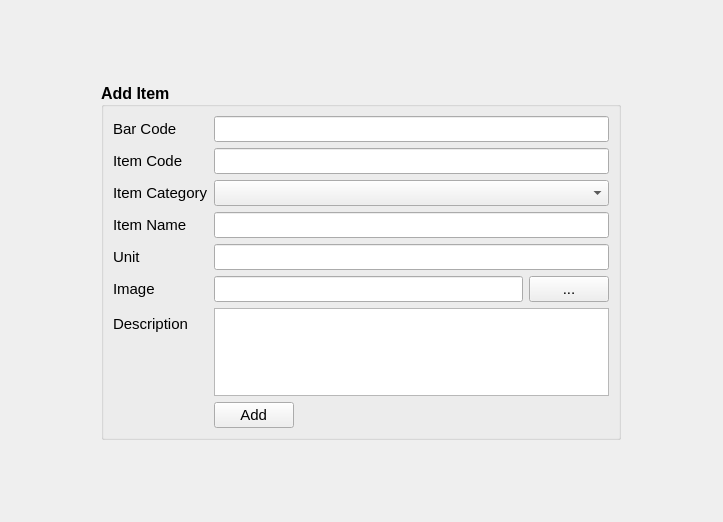
The window that estorecpp/additemwidget.ui (Watti/estorecpp) describes before a commit, drawn with Qt 5.
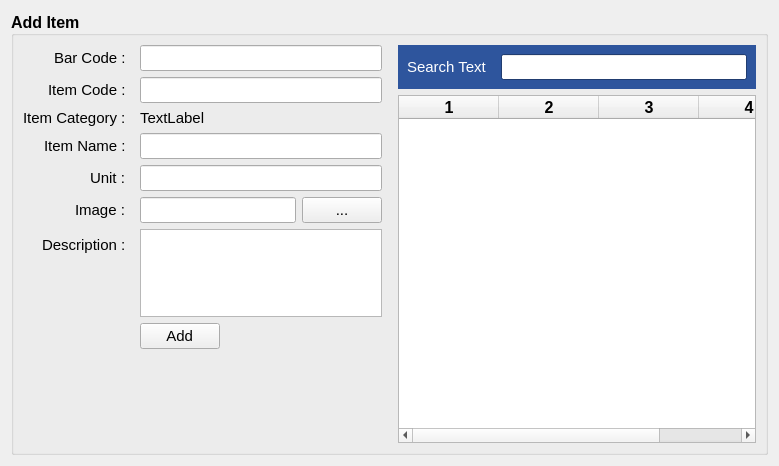
The same window after the commit.

Commit message: item category combo removed

Patch:
```diff
--- a/estorecpp/additemwidget.ui
+++ b/estorecpp/additemwidget.ui
@@ -6,8 +6,8 @@
    <rect>
     <x>0</x>
     <y>0</y>
-    <width>723</width>
-    <height>522</height>
+    <width>779</width>
+    <height>466</height>
    </rect>
   </property>
   <property name="minimumSize">
@@ -23,14 +23,14 @@
    <item row="0" column="0">
     <widget class="QGroupBox" name="groupBox">
      <property name="sizePolicy">
-      <sizepolicy hsizetype="Fixed" vsizetype="Fixed">
+      <sizepolicy hsizetype="Preferred" vsizetype="Preferred">
        <horstretch>0</horstretch>
        <verstretch>0</verstretch>
       </sizepolicy>
      </property>
      <property name="minimumSize">
       <size>
-       <width>520</width>
+       <width>0</width>
        <height>0</height>
       </size>
      </property>
@@ -56,7 +56,21 @@
      <property name="alignment">
       <set>Qt::AlignLeading|Qt::AlignLeft|Qt::AlignVCenter</set>
      </property>
+     <layout class="QHBoxLayout" name="horizontalLayout_4">
+      <item>
      <layout class="QFormLayout" name="formLayout">
+        <property name="labelAlignment">
+         <set>Qt::AlignRight|Qt::AlignTrailing|Qt::AlignVCenter</set>
+        </property>
+        <property name="horizontalSpacing">
+         <number>6</number>
+        </property>
+        <property name="verticalSpacing">
+         <number>6</number>
+        </property>
+        <property name="rightMargin">
+         <number>5</number>
+        </property>
       <item row="0" column="0">
        <widget class="QLabel" name="label_4">
         <property name="font">
@@ -67,7 +81,7 @@
          </font>
         </property>
         <property name="text">
-         <string>Bar Code</string>
+           <string>Bar Code :  </string>
         </property>
        </widget>
       </item>
@@ -92,7 +106,7 @@
          </font>
         </property>
         <property name="text">
-         <string>Item Code</string>
+           <string>Item Code :  </string>
         </property>
        </widget>
       </item>
@@ -117,12 +131,12 @@
          </font>
         </property>
         <property name="text">
-         <string>Item Category</string>
+           <string>Item Category :  </string>
         </property>
        </widget>
       </item>
       <item row="2" column="1">
-       <widget class="QComboBox" name="itemCategoryComboBox">
+         <widget class="QLabel" name="itemCategoryLbl">
         <property name="font">
          <font>
           <pointsize>11</pointsize>
@@ -130,6 +144,9 @@
           <bold>false</bold>
          </font>
         </property>
+          <property name="text">
+           <string>TextLabel</string>
+          </property>
        </widget>
       </item>
       <item row="3" column="0">
@@ -142,7 +159,7 @@
          </font>
         </property>
         <property name="text">
-         <string>Item Name</string>
+           <string>Item Name :  </string>
         </property>
        </widget>
       </item>
@@ -167,7 +184,7 @@
          </font>
         </property>
         <property name="text">
-         <string>Unit</string>
+           <string>Unit :  </string>
         </property>
        </widget>
       </item>
@@ -192,7 +209,7 @@
          </font>
         </property>
         <property name="text">
-         <string>Image</string>
+           <string>Image :  </string>
         </property>
        </widget>
       </item>
@@ -235,7 +252,7 @@
          </font>
         </property>
         <property name="text">
-         <string>Description</string>
+           <string>Description :  </string>
         </property>
        </widget>
       </item>
@@ -300,6 +317,151 @@
            </size>
           </property>
          </spacer>
+          </item>
+         </layout>
+        </item>
+       </layout>
+      </item>
+      <item>
+       <layout class="QVBoxLayout" name="verticalLayout">
+        <property name="leftMargin">
+         <number>5</number>
+        </property>
+        <item>
+         <widget class="QWidget" name="widget" native="true">
+          <property name="palette">
+           <palette>
+            <active>
+             <colorrole role="WindowText">
+              <brush brushstyle="SolidPattern">
+               <color alpha="255">
+                <red>255</red>
+                <green>255</green>
+                <blue>255</blue>
+               </color>
+              </brush>
+             </colorrole>
+             <colorrole role="Base">
+              <brush brushstyle="SolidPattern">
+               <color alpha="255">
+                <red>255</red>
+                <green>255</green>
+                <blue>255</blue>
+               </color>
+              </brush>
+             </colorrole>
+             <colorrole role="Window">
+              <brush brushstyle="SolidPattern">
+               <color alpha="255">
+                <red>46</red>
+                <green>85</green>
+                <blue>157</blue>
+               </color>
+              </brush>
+             </colorrole>
+            </active>
+            <inactive>
+             <colorrole role="WindowText">
+              <brush brushstyle="SolidPattern">
+               <color alpha="255">
+                <red>255</red>
+                <green>255</green>
+                <blue>255</blue>
+               </color>
+              </brush>
+             </colorrole>
+             <colorrole role="Base">
+              <brush brushstyle="SolidPattern">
+               <color alpha="255">
+                <red>255</red>
+                <green>255</green>
+                <blue>255</blue>
+               </color>
+              </brush>
+             </colorrole>
+             <colorrole role="Window">
+              <brush brushstyle="SolidPattern">
+               <color alpha="255">
+                <red>46</red>
+                <green>85</green>
+                <blue>157</blue>
+               </color>
+              </brush>
+             </colorrole>
+            </inactive>
+            <disabled>
+             <colorrole role="WindowText">
+              <brush brushstyle="SolidPattern">
+               <color alpha="255">
+                <red>120</red>
+                <green>120</green>
+                <blue>120</blue>
+               </color>
+              </brush>
+             </colorrole>
+             <colorrole role="Base">
+              <brush brushstyle="SolidPattern">
+               <color alpha="255">
+                <red>46</red>
+                <green>85</green>
+                <blue>157</blue>
+               </color>
+              </brush>
+             </colorrole>
+             <colorrole role="Window">
+              <brush brushstyle="SolidPattern">
+               <color alpha="255">
+                <red>46</red>
+                <green>85</green>
+                <blue>157</blue>
+               </color>
+              </brush>
+             </colorrole>
+            </disabled>
+           </palette>
+          </property>
+          <property name="autoFillBackground">
+           <bool>true</bool>
+          </property>
+          <layout class="QHBoxLayout" name="horizontalLayout_3">
+           <item>
+            <widget class="QLabel" name="label_9">
+             <property name="font">
+              <font>
+               <pointsize>11</pointsize>
+               <weight>50</weight>
+               <bold>false</bold>
+              </font>
+             </property>
+             <property name="text">
+              <string>Search Text  </string>
+             </property>
+            </widget>
+           </item>
+           <item>
+            <widget class="QLineEdit" name="searchLineEdit">
+             <property name="font">
+              <font>
+               <pointsize>11</pointsize>
+               <weight>50</weight>
+               <bold>false</bold>
+              </font>
+             </property>
+            </widget>
+           </item>
+          </layout>
+         </widget>
+        </item>
+        <item>
+         <widget class="QTableWidget" name="tableWidget">
+          <property name="columnCount">
+           <number>4</number>
+          </property>
+          <column/>
+          <column/>
+          <column/>
+          <column/>
+         </widget>
         </item>
        </layout>
       </item>
```
Lines whose indentation alone changed are shown as unchanged. The commit also changes 3 other files.
